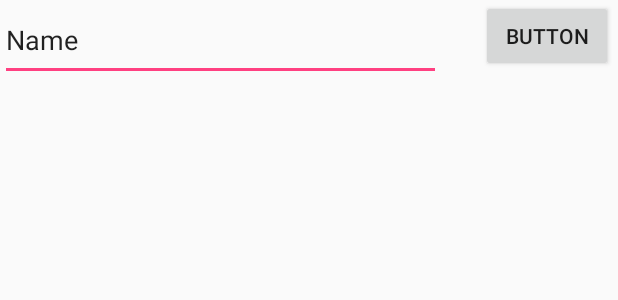
After one commit to ksuhr1/BoozeBuddy, an Android app: the layout activity_contactsearch.xml on its own in the app's theme, with its tools: preview values and no code run, on a phone screen of 412 x 824 dp. The commit adds this screen. Shown: the top 300 px of the screen. Run offline under Robolectric (Android 15) with nearby library versions, the phone set to English and light mode, and no system bars.

Commit message:
fucking permissions

```diff
--- a/app/build.gradle
+++ b/app/build.gradle
@@ -28,5 +28,6 @@ dependencies {
     compile 'com.android.support:appcompat-v7:26.+'
     compile 'com.android.support.constraint:constraint-layout:1.0.2'
     compile 'com.android.volley:volley:1.0.0'
+    compile 'com.android.support:design:26.+'
     testCompile 'junit:junit:4.12'
 }
--- a/app/src/main/java/com/example/katelynsuhr/boozebuddy/safety.java
+++ b/app/src/main/java/com/example/katelynsuhr/boozebuddy/safety.java
@@ -19,12 +19,12 @@ public class safety extends AppCompatActivity {
         SharedPreferences safetylist = getSharedPreferences("numcount", Context.MODE_PRIVATE);
         SharedPreferences.Editor numeditor = safetylist.edit();
     }
-    public void contactview_main (View view){
-        Intent intent = new Intent(safety.this, ContactView.class);
+
+    public void contactview_main (View view) {
+        Intent intent = new Intent(safety.this, contactsearch.class);
         startActivity(intent);
     }
 
 
 
-
 }
--- a/app/src/main/res/layout/activity_contact_view.xml
+++ b/app/src/main/res/layout/activity_contact_view.xml
@@ -26,7 +26,7 @@
         android:layout_height="39dp"
         android:text="Search"
         android:layout_marginRight="20dp"
-        android:onClick="searchcontact"
+        android:onClick="editcontact"
         app:layout_constraintTop_toTopOf="parent"
         app:layout_constraintRight_toRightOf="parent" />
 
--- /dev/null
+++ b/app/src/main/res/layout/activity_contactsearch.xml
@@ -0,0 +1,12 @@
+<?xml version="1.0" encoding="utf-8"?>
+<android.support.design.widget.CoordinatorLayout xmlns:android="http://schemas.android.com/apk/res/android"
+    xmlns:app="http://schemas.android.com/apk/res-auto"
+    xmlns:tools="http://schemas.android.com/tools"
+    android:layout_width="match_parent"
+    android:layout_height="match_parent"
+    tools:context="com.example.katelynsuhr.boozebuddy.contactsearch">
+
+    <include layout="@layout/content_contactsearch" />
+
+
+</android.support.design.widget.CoordinatorLayout>
--- /dev/null
+++ b/app/src/main/res/layout/content_contactsearch.xml
@@ -0,0 +1,38 @@
+<?xml version="1.0" encoding="utf-8"?>
+<android.support.constraint.ConstraintLayout xmlns:android="http://schemas.android.com/apk/res/android"
+    xmlns:app="http://schemas.android.com/apk/res-auto"
+    xmlns:tools="http://schemas.android.com/tools"
+    android:layout_width="match_parent"
+    android:layout_height="match_parent"
+    app:layout_behavior="@string/appbar_scrolling_view_behavior"
+    tools:context="com.example.katelynsuhr.boozebuddy.contactsearch"
+    tools:showIn="@layout/activity_contactsearch">
+
+    <ListView
+        android:id="@+id/contactlist"
+        android:layout_width="375dp"
+        android:layout_height="632dp"
+        android:layout_marginTop="50dp"
+        app:layout_constraintTop_toTopOf="parent"
+        tools:layout_editor_absoluteY="35dp" />
+
+    <EditText
+        android:id="@+id/entercontact"
+        android:layout_width="294dp"
+        android:layout_height="54dp"
+        android:ems="10"
+        android:inputType="textPersonName"
+        android:text="Name"
+        app:layout_constraintLeft_toLeftOf="parent" />
+
+    <Button
+        android:id="@+id/searchcontacts"
+        android:layout_width="wrap_content"
+        android:layout_height="wrap_content"
+        android:text="Button"
+        android:layout_marginRight="3dp"
+        android:onClick="searchcontacts"
+        app:layout_constraintRight_toRightOf="parent" />
+
+
+</android.support.constraint.ConstraintLayout>
--- a/app/src/main/res/values/strings.xml
+++ b/app/src/main/res/values/strings.xml
@@ -4,4 +4,5 @@
     <string name="title_activity_safety">safety</string>
     <string name="title_activity_blocked">blocked</string>
     <string name="title_activity_contact_view">ContactView</string>
+    <string name="title_activity_contactsearch">contactsearch</string>
 </resources>
```
Also changed, not shown: app/src/main/AndroidManifest.xml (+6 -1 lines), app/src/main/java/com/example/katelynsuhr/boozebuddy/ContactView.java (+0 -32 lines), app/src/main/java/com/example/katelynsuhr/boozebuddy/contactsearch.java (added, +58 -0 lines), app/src/main/res/layout/list_item.xml (added, +12 -0 lines).
